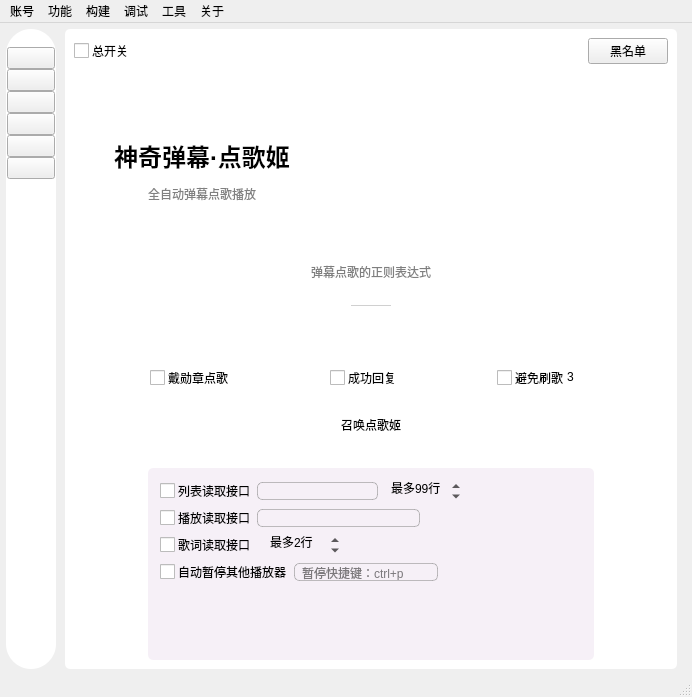
Old version of the form mainwindow/mainwindow.ui in the repository iwxyi/Bilibili-MagicalDanmaku.
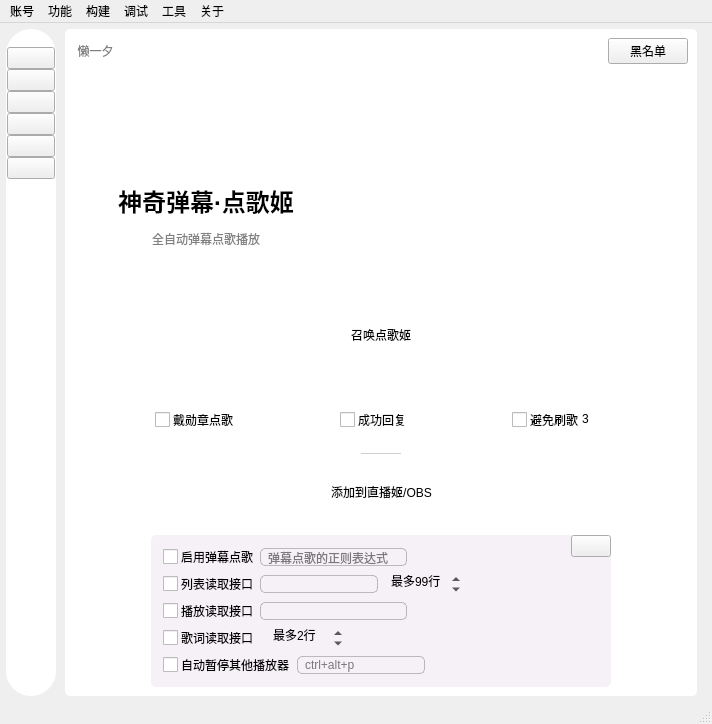
New version of the form. Icons and pictures are not drawn. Custom widgets are drawn as their Qt base class.

Commit message: 一个新的点歌姬UI布局

The edit to the form file:
```diff
--- a/mainwindow/mainwindow.ui
+++ b/mainwindow/mainwindow.ui
@@ -6,8 +6,8 @@
    <rect>
     <x>0</x>
     <y>0</y>
-    <width>692</width>
-    <height>697</height>
+    <width>712</width>
+    <height>724</height>
    </rect>
   </property>
   <property name="windowTitle">
@@ -5107,49 +5107,15 @@
               <number>0</number>
              </property>
              <item>
-              <widget class="QCheckBox" name="DiangeAutoCopyCheck">
-               <property name="cursor">
-                <cursorShape>PointingHandCursor</cursorShape>
-               </property>
-               <property name="toolTip">
-                <string>&lt;html&gt;&lt;head/&gt;&lt;body&gt;&lt;p&gt;点歌格式：点歌 歌名&lt;/p&gt;&lt;p&gt;如果已开启点歌姬，则自动点歌并播放&lt;/p&gt;&lt;p&gt;否则自动复制歌名到剪贴板&lt;/p&gt;&lt;/body&gt;&lt;/html&gt;</string>
-               </property>
+              <widget class="QLabel" name="label_55">
                <property name="styleSheet">
-                <string notr="true">QCheckBox{
-    spacing: 3px;
-}
-
-QCheckBox::indicator{
-    width: 15px;
-    height: 15px;
-}
-
-QCheckBox::indicator:unchecked{
-    image:url(:/widgets/unchecked);
-}
-
-QCheckBox::indicator:checked{
-    image:url(:/widgets/checked_hover);
-}
-
-QCheckBox::indicator:unchecked:hover {
-    image: url(:/widgets/unchecked_press);
-}
-
-QCheckBox::indicator:unchecked:pressed {
-    image: url(:/widgets/checked_press);
-}
-
-QCheckBox::indicator:checked:hover {
-    image: url(:/widgets/checked_hover);
-}
-
-QCheckBox::indicator:checked:pressed {
-    image: url(:/widgets/checked_press);
-}</string>
+                <string notr="true">color: gray</string>
                </property>
                <property name="text">
-                <string>总开关</string>
+                <string> 懒一夕</string>
+               </property>
+               <property name="alignment">
+                <set>Qt::AlignCenter</set>
                </property>
               </widget>
              </item>
@@ -5310,24 +5276,15 @@
                 </spacer>
                </item>
                <item>
-                <widget class="QLineEdit" name="diangeFormatEdit">
-                 <property name="toolTip">
-                  <string>点歌的正则表达式
-默认格式：点歌 歌名
-允许空格、逗号、冒号分隔</string>
+                <widget class="WaterFloatButton" name="showOrderPlayerButton">
+                 <property name="cursor">
+                  <cursorShape>PointingHandCursor</cursorShape>
                  </property>
-                 <property name="styleSheet">
-                  <string notr="true">QLineEdit
-{
-	background: transparent;
-	border: none;
-}</string>
+                 <property name="text">
+                  <string>召唤点歌姬</string>
                  </property>
-                 <property name="alignment">
-                  <set>Qt::AlignCenter</set>
-                 </property>
-                 <property name="placeholderText">
-                  <string>弹幕点歌的正则表达式</string>
+                 <property name="flat">
+                  <bool>true</bool>
                  </property>
                 </widget>
                </item>
@@ -5346,32 +5303,6 @@
                </item>
               </layout>
              </item>
-             <item>
-              <layout class="QHBoxLayout" name="horizontalLayout_40">
-               <property name="topMargin">
-                <number>0</number>
-               </property>
-               <item>
-                <widget class="QWidget" name="musicSplitWidget1" native="true">
-                 <property name="minimumSize">
-                  <size>
-                   <width>0</width>
-                   <height>1</height>
-                  </size>
-                 </property>
-                 <property name="maximumSize">
-                  <size>
-                   <width>40</width>
-                   <height>1</height>
-                  </size>
-                 </property>
-                 <property name="styleSheet">
-                  <string notr="true">background: #64888888;</string>
-                 </property>
-                </widget>
-               </item>
-              </layout>
-             </item>
              <item>
               <layout class="QHBoxLayout" name="horizontalLayout_24">
                <item>
@@ -5712,6 +5643,32 @@
                </item>
               </layout>
              </item>
+             <item>
+              <layout class="QHBoxLayout" name="horizontalLayout_40">
+               <property name="topMargin">
+                <number>0</number>
+               </property>
+               <item>
+                <widget class="QWidget" name="musicSplitWidget1" native="true">
+                 <property name="minimumSize">
+                  <size>
+                   <width>0</width>
+                   <height>1</height>
+                  </size>
+                 </property>
+                 <property name="maximumSize">
+                  <size>
+                   <width>40</width>
+                   <height>1</height>
+                  </size>
+                 </property>
+                 <property name="styleSheet">
+                  <string notr="true">background: #64888888;</string>
+                 </property>
+                </widget>
+               </item>
+              </layout>
+             </item>
              <item>
               <spacer name="verticalSpacer_3">
                <property name="orientation">
@@ -5744,12 +5701,12 @@
                 </spacer>
                </item>
                <item>
-                <widget class="WaterFloatButton" name="showOrderPlayerButton">
+                <widget class="WaterFloatButton" name="addMusicToLiveButton">
                  <property name="cursor">
                   <cursorShape>PointingHandCursor</cursorShape>
                  </property>
                  <property name="text">
-                  <string>召唤点歌姬</string>
+                  <string>添加到直播姬/OBS</string>
                  </property>
                  <property name="flat">
                   <bool>true</bool>
@@ -5800,8 +5757,27 @@
 	border-radius: 5px;
 }</string>
                </property>
-               <layout class="QVBoxLayout" name="verticalLayout_54">
+               <layout class="QHBoxLayout" name="horizontalLayout_56">
                 <property name="leftMargin">
+                 <number>0</number>
+                </property>
+                <property name="topMargin">
+                 <number>0</number>
+                </property>
+                <property name="rightMargin">
+                 <number>0</number>
+                </property>
+                <property name="bottomMargin">
+                 <number>0</number>
+                </property>
+                <item>
+                 <widget class="QStackedWidget" name="musicConfigStack">
+                  <property name="currentIndex">
+                   <number>0</number>
+                  </property>
+                  <widget class="QWidget" name="page_4">
+                   <layout class="QVBoxLayout" name="verticalLayout_69">
+                    <property name="leftMargin">
                  <number>12</number>
                 </property>
                 <property name="topMargin">
@@ -5813,6 +5789,96 @@
                 <property name="bottomMargin">
                  <number>12</number>
                 </property>
+                    <item>
+                     <layout class="QHBoxLayout" name="horizontalLayout_58">
+                      <property name="topMargin">
+                       <number>0</number>
+                      </property>
+                      <item>
+                       <widget class="QCheckBox" name="DiangeAutoCopyCheck">
+                        <property name="cursor">
+                         <cursorShape>PointingHandCursor</cursorShape>
+                        </property>
+                        <property name="toolTip">
+                         <string>&lt;html&gt;&lt;head/&gt;&lt;body&gt;&lt;p&gt;点歌格式：点歌 歌名&lt;/p&gt;&lt;p&gt;如果已开启点歌姬，则自动点歌并播放&lt;/p&gt;&lt;p&gt;否则自动复制歌名到剪贴板&lt;/p&gt;&lt;/body&gt;&lt;/html&gt;</string>
+                        </property>
+                        <property name="styleSheet">
+                         <string notr="true">QCheckBox{
+    spacing: 3px;
+}
+
+QCheckBox::indicator{
+    width: 15px;
+    height: 15px;
+}
+
+QCheckBox::indicator:unchecked{
+    image:url(:/widgets/unchecked);
+}
+
+QCheckBox::indicator:checked{
+    image:url(:/widgets/checked_hover);
+}
+
+QCheckBox::indicator:unchecked:hover {
+    image: url(:/widgets/unchecked_press);
+}
+
+QCheckBox::indicator:unchecked:pressed {
+    image: url(:/widgets/checked_press);
+}
+
+QCheckBox::indicator:checked:hover {
+    image: url(:/widgets/checked_hover);
+}
+
+QCheckBox::indicator:checked:pressed {
+    image: url(:/widgets/checked_press);
+}</string>
+                        </property>
+                        <property name="text">
+                         <string>启用弹幕点歌</string>
+                        </property>
+                       </widget>
+                      </item>
+                      <item>
+                       <widget class="QLineEdit" name="diangeFormatEdit">
+                        <property name="toolTip">
+                         <string>&lt;html&gt;&lt;head/&gt;&lt;body&gt;&lt;p&gt;点歌的正则表达式，不懂请勿修改&lt;/p&gt;&lt;p&gt;默认格式：点歌 歌名&lt;/p&gt;&lt;p&gt;允许空格、逗号、冒号分隔&lt;/p&gt;&lt;/body&gt;&lt;/html&gt;</string>
+                        </property>
+                        <property name="styleSheet">
+                         <string notr="true">QLineEdit
+{
+	background: transparent;
+	border-radius: 5px;
+	border: 1px solid #88888888;
+	padding-left: 5px;
+	padding-right: 5px;
+}</string>
+                        </property>
+                        <property name="alignment">
+                         <set>Qt::AlignLeading|Qt::AlignLeft|Qt::AlignVCenter</set>
+                        </property>
+                        <property name="placeholderText">
+                         <string>弹幕点歌的正则表达式</string>
+                        </property>
+                       </widget>
+                      </item>
+                      <item>
+                       <spacer name="horizontalSpacer_22">
+                        <property name="orientation">
+                         <enum>Qt::Horizontal</enum>
+                        </property>
+                        <property name="sizeHint" stdset="0">
+                         <size>
+                          <width>40</width>
+                          <height>20</height>
+                         </size>
+                        </property>
+                       </spacer>
+                      </item>
+                     </layout>
+                    </item>
                 <item>
                  <layout class="QHBoxLayout" name="horizontalLayout_45" stretch="0,0,0,0">
                   <property name="topMargin">
@@ -6208,7 +6274,7 @@
 }</string>
                     </property>
                     <property name="placeholderText">
-                     <string>暂停快捷键：ctrl+p</string>
+                         <string>ctrl+alt+p</string>
                     </property>
                    </widget>
                   </item>
@@ -6227,6 +6293,10 @@
                   </item>
                  </layout>
                 </item>
+                   </layout>
+                  </widget>
+                  <widget class="QWidget" name="page_5">
+                   <layout class="QVBoxLayout" name="verticalLayout_70">
                 <item>
                  <widget class="QListWidget" name="diangeHistoryListWidget">
                   <property name="sizePolicy">
@@ -6261,6 +6331,47 @@
                 </item>
                </layout>
               </widget>
+                 </widget>
+                </item>
+                <item>
+                 <layout class="QVBoxLayout" name="verticalLayout_54">
+                  <property name="rightMargin">
+                   <number>0</number>
+                  </property>
+                  <item>
+                   <widget class="InteractiveButtonBase" name="musicConfigButton">
+                    <property name="cursor">
+                     <cursorShape>PointingHandCursor</cursorShape>
+                    </property>
+                    <property name="toolTip">
+                     <string>&lt;html&gt;&lt;head/&gt;&lt;body&gt;&lt;p&gt;切换点歌姬设置与点歌历史&lt;/p&gt;&lt;/body&gt;&lt;/html&gt;</string>
+                    </property>
+                    <property name="text">
+                     <string/>
+                    </property>
+                    <property name="icon">
+                     <iconset resource="../resources/resource.qrc">
+                      <normaloff>:/icons/playlist</normaloff>:/icons/playlist</iconset>
+                    </property>
+                   </widget>
+                  </item>
+                  <item>
+                   <spacer name="verticalSpacer_4">
+                    <property name="orientation">
+                     <enum>Qt::Vertical</enum>
+                    </property>
+                    <property name="sizeHint" stdset="0">
+                     <size>
+                      <width>20</width>
+                      <height>40</height>
+                     </size>
+                    </property>
+                   </spacer>
+                  </item>
+                 </layout>
+                </item>
+               </layout>
+              </widget>
              </item>
              <item>
               <spacer name="horizontalSpacer_6">
@@ -7242,7 +7353,7 @@
     <rect>
      <x>0</x>
      <y>0</y>
-     <width>692</width>
+     <width>712</width>
      <height>21</height>
     </rect>
    </property>
```
Left out of the diff: 11 changed lines with no effect on the pictures. Lines whose indentation alone changed are shown as unchanged. The commit also changes 2 other files.
